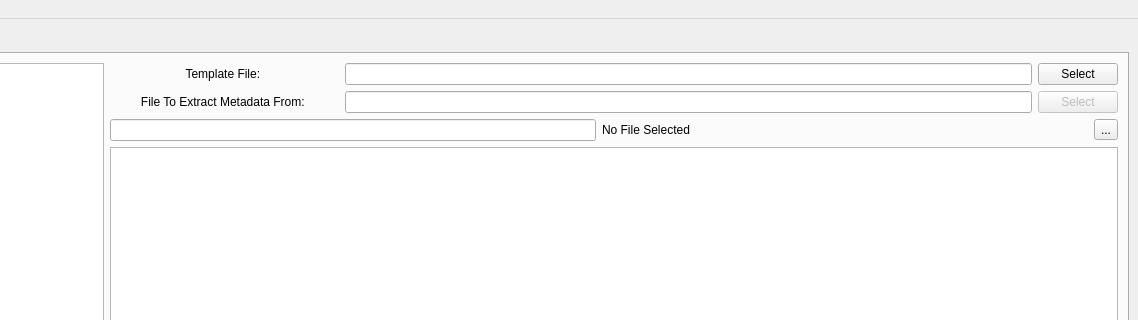
First picture: the form in mainwindow.ui, repository BlueQuartzSoftware/MetaForge, before the edit; both pictures show x 241 to 1379 and y 0 to 320 of the 1379 by 686 pixel window.
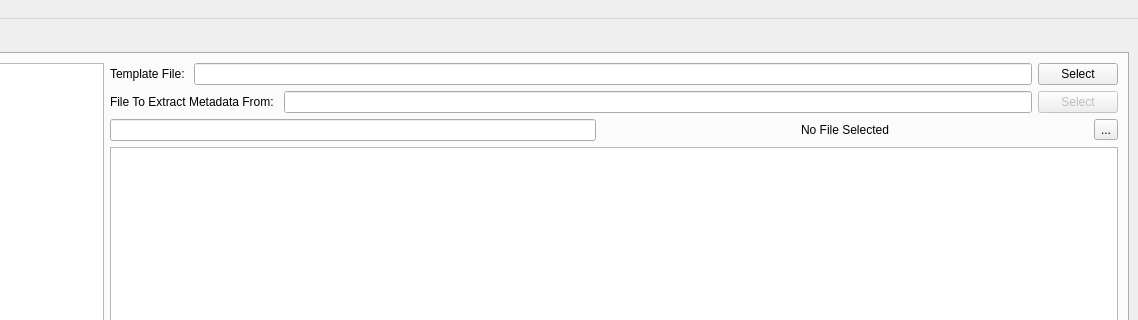
Second picture: the form after the edit.

Commit message: Created the usetable search bar

The edit to the form file:
```diff
--- a/mainwindow.ui
+++ b/mainwindow.ui
@@ -306,7 +306,7 @@
               <item>
                <widget class="QLabel" name="hyperthoughtTemplateLabel">
                 <property name="sizePolicy">
-                 <sizepolicy hsizetype="Preferred" vsizetype="Preferred">
+                 <sizepolicy hsizetype="Maximum" vsizetype="Preferred">
                   <horstretch>1</horstretch>
                   <verstretch>0</verstretch>
                  </sizepolicy>
@@ -314,16 +314,13 @@
                 <property name="text">
                  <string>Template File: </string>
                 </property>
-                <property name="alignment">
-                 <set>Qt::AlignCenter</set>
-                </property>
                </widget>
               </item>
               <item>
                <widget class="QLineEdit" name="hyperthoughtTemplateLineEdit">
                 <property name="sizePolicy">
                  <sizepolicy hsizetype="Preferred" vsizetype="Fixed">
-                  <horstretch>3</horstretch>
+                  <horstretch>2</horstretch>
                   <verstretch>0</verstretch>
                  </sizepolicy>
                 </property>
@@ -343,7 +340,7 @@
               <item>
                <widget class="QLabel" name="label_6">
                 <property name="sizePolicy">
-                 <sizepolicy hsizetype="Preferred" vsizetype="Preferred">
+                 <sizepolicy hsizetype="Maximum" vsizetype="Preferred">
                   <horstretch>1</horstretch>
                   <verstretch>0</verstretch>
                  </sizepolicy>
@@ -351,16 +348,13 @@
                 <property name="text">
                  <string>File To Extract Metadata From: </string>
                 </property>
-                <property name="alignment">
-                 <set>Qt::AlignCenter</set>
-                </property>
                </widget>
               </item>
               <item>
                <widget class="QLineEdit" name="otherDataFileLineEdit">
                 <property name="sizePolicy">
                  <sizepolicy hsizetype="Preferred" vsizetype="Fixed">
-                  <horstretch>3</horstretch>
+                  <horstretch>2</horstretch>
                   <verstretch>0</verstretch>
                  </sizepolicy>
                 </property>
@@ -395,6 +389,9 @@
                 <property name="text">
                  <string>No File Selected</string>
                 </property>
+                <property name="alignment">
+                 <set>Qt::AlignCenter</set>
+                </property>
                </widget>
               </item>
               <item>
```
Left out of the diff: 2 changed lines with no effect on the pictures. The commit also changes 2 other files.
